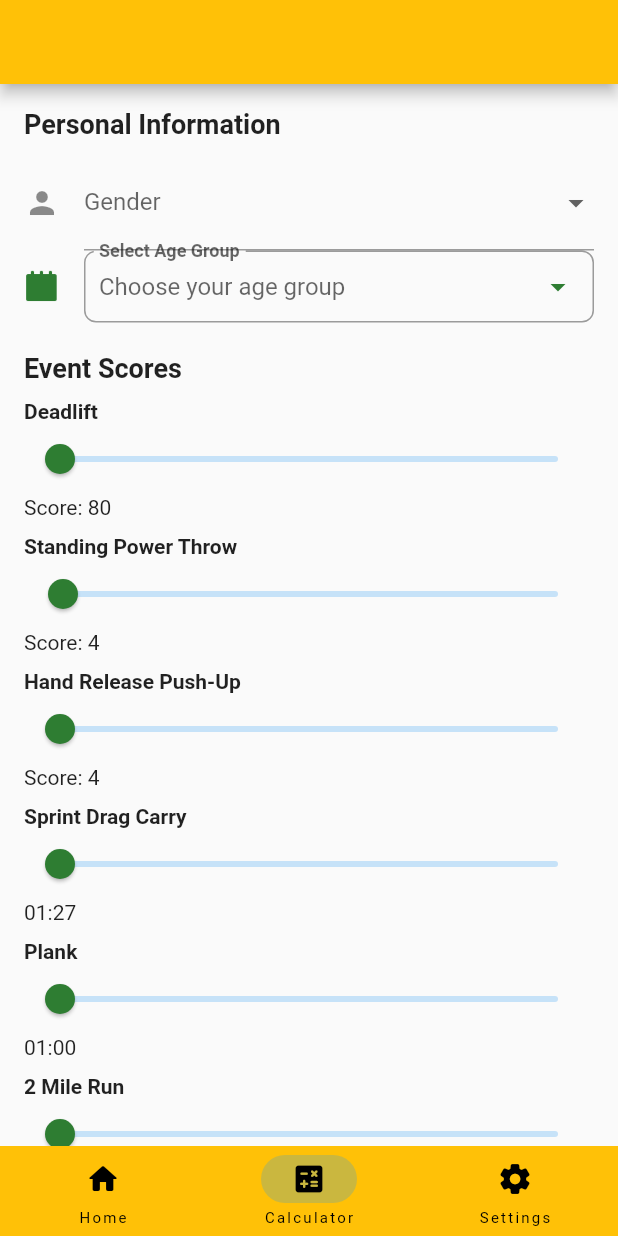
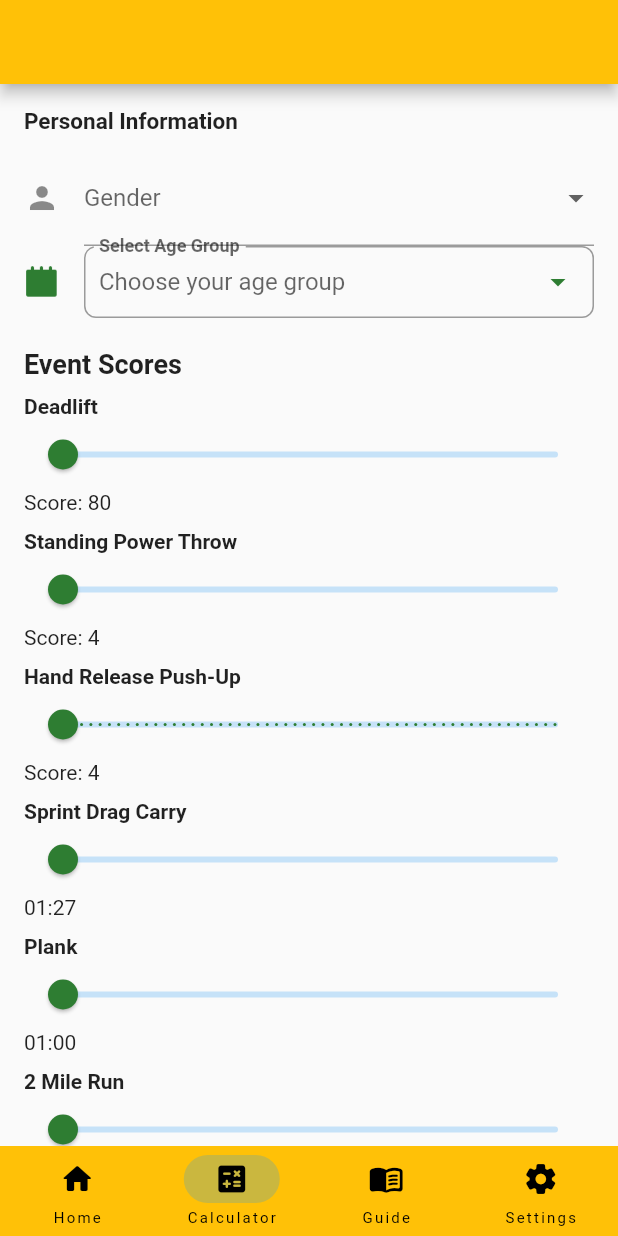
Before and after one commit to lamontenunn/ACFT-CALC, a Flutter app: the screen it shows after launch, item 2 of the bottom bar chosen, on a phone screen of 412 x 824 dp. Run offline on Flutter 3.47's test engine with Material 2 defaults, Android fonts, the phone set to English and light mode, and no system bars; our stand-ins replace cloud_firestore, firebase_core; accounts and stored records are empty.

Commit message:
feat: added calculator_page (doesn't work yet) also added temp guide pages.

```diff
--- a/lib/calculator_page.dart
+++ b/lib/calculator_page.dart
@@ -1,3 +1,4 @@
+import 'package:acft_app/acft_calculator.dart';
 import 'package:flutter/material.dart';
 import 'package:flutter/services.dart'; // For input formatters
 
@@ -7,17 +8,19 @@ class CalculatorPage extends StatefulWidget {
 }
 
 class _CalculatorPageState extends State<CalculatorPage> {
-
   // Dropdown controllers for age, gender, etc.
   String? _selectedGender;
   String? _selectedAge;
-  double _deadliftScore = 80.0;
+  double _deadliftScore = 80.00;
   double _powerThrowScore = 4.0;
   double _pushUpScore = 4.0;
   double _plankScore = 60.0; // In seconds, e.g., 1:00
   double _sprintDragCarryScore = 87.0; // or another value between 87 and 208
   double _twoMileRunScore = 802.0;
+  int? _totalScore;
+
   // or another value between 802 and 1440
+  AcftCalculator acftCalculator = AcftCalculator();
 
   @override
   Widget build(BuildContext context) {
@@ -31,8 +34,8 @@ class _CalculatorPageState extends State<CalculatorPage> {
               'Personal Information',
               style: TextStyle(
                 fontWeight: FontWeight.bold,
-                fontSize: 18,
 
+                fontSize: 15,
               ),
             ),
             SizedBox(height: 10),
@@ -141,12 +144,30 @@ class _CalculatorPageState extends State<CalculatorPage> {
             SizedBox(height: 20), // Spacing
             // Calculate Button
             ElevatedButton(
-              onPressed: () {
-                // Handle submission and calculation
+              onPressed: () async {
+                int totalScore = await acftCalculator.calculateTotalScore(
+                  selectedGender: _selectedGender,
+                  selectedAge: _selectedAge?.replaceAll(' ', ''),
+                  deadliftScore: _deadliftScore,
+                  pushUpScore: _pushUpScore,
+                  SDCScore: _sprintDragCarryScore,
+                  SPTScore: _powerThrowScore,
+                );
+                setState(() {
+                  _totalScore = totalScore;
+                });
               },
               child: Text('Calculate'),
               style: ElevatedButton.styleFrom(
                   backgroundColor: Colors.green[800]), // Army green color
+            ),
+            if (_totalScore != null)
+              Text(
+                'Total Score: $_totalScore',
+                style: TextStyle(
+                  fontSize: 24,
+                  fontWeight: FontWeight.bold,
+                ),
               ),
           ],
         ),
@@ -179,7 +200,9 @@ class _CalculatorPageState extends State<CalculatorPage> {
   double sliderValue = isDecimal ? value * 10 : value;
   double sliderMin = isDecimal ? min * 10 : min;
   double sliderMax = isDecimal ? max * 10 : max;
-    int? sliderDivisions = isDecimal ? ((max - min) * 10).toInt() : null;
+
+  // Explicitly set the divisions
+  int? sliderDivisions = (sliderMax - sliderMin).toInt();
 
   return Column(
     crossAxisAlignment: CrossAxisAlignment.start,
@@ -189,7 +212,7 @@ class _CalculatorPageState extends State<CalculatorPage> {
         value: sliderValue,
         min: sliderMin,
         max: sliderMax,
-          divisions: sliderDivisions,
+        divisions: sliderDivisions, // set divisions here
         label: isDecimal
             ? ((sliderValue).round() / 10.0).toStringAsFixed(1)
             : sliderValue.round().toString(),
@@ -207,6 +230,7 @@ class _CalculatorPageState extends State<CalculatorPage> {
     ],
   );
 }
+
 }
 
 typedef ValueTransformer<T, V> = V Function(T value);
--- a/lib/main.dart
+++ b/lib/main.dart
@@ -1,37 +1,40 @@
+import 'package:acft_app/GuidePages/lane_layout.dart';
+import 'package:acft_app/GuidePages/mdl_instructions.dart';
+import 'package:acft_app/GuidePages/prepdrill_instructions.dart';
+import 'package:acft_app/GuidePages/spt_instructions.dart';
+import 'package:acft_app/GuidePages/test_Instructions.dart';
 import 'package:acft_app/calculator_page.dart';
+import 'package:acft_app/guide_page.dart';
 import 'package:acft_app/settings_page.dart';
 import 'package:flutter/material.dart';
 import 'package:firebase_core/firebase_core.dart';
 import 'firebase_options.dart';
 
-
-
 Future<void> main() async {
   runApp(const AcftApp());
   await Firebase.initializeApp(
     options: DefaultFirebaseOptions.currentPlatform,
-);
-
+  );
 }
 
 class AcftApp extends StatelessWidget {
   const AcftApp({super.key});
 
-
   @override
   Widget build(BuildContext context) {
-
-
     return MaterialApp(
       title: "ACFT APP",
       home: const HomePage(title: "ACFT HomePage!"),
+      routes: {
+        '/Test Instructions': (context) => TestInstructionsPage(),
+        '/Lane Layout': (context) => LaneLayoutPage(),
+        '/SPT': (context) => SPTInstructions(),
+        '/Prep Drill': (context) => PrepDrillInstructions(),
+        '/MDL': (context) => MDLInstructions(),
+
+      },
     );
-
-
   }
-
-
-
 }
 
 class HomePage extends StatefulWidget {
@@ -70,6 +73,10 @@ class _HomePageState extends State<HomePage> {
               label: 'Calculator',
             ),
             NavigationDestination(
+              icon: Icon(Icons.menu_book_rounded),
+              label: "Guide",
+            ),
+            NavigationDestination(
               icon: Icon(Icons.settings_rounded),
               label: "Settings",
             ),
@@ -77,11 +84,11 @@ class _HomePageState extends State<HomePage> {
         ),
         body: <Widget>[
           Container(
-            color: Colors.blue,
-            alignment: Alignment.center,
-            child: const Text("Page 1")
-          ),
+              color: Colors.blue,
+              alignment: Alignment.center,
+              child: const Text("Page 1")),
           CalculatorPage(),
+          GuidePage(),
           SettingsPage(),
         ][currentPage]);
   }
--- a/pubspec.yaml
+++ b/pubspec.yaml
@@ -41,6 +41,7 @@ dependencies:
   pretty_gauge: ^1.0.1
   share_plus: ^4.0.4
   firebase_core: ^2.17.0
+  cloud_firestore: ^4.9.3
 
 dev_dependencies:
   flutter_test:
```
Also changed, not shown: lib/GuidePages/lane_layout.dart (added, +15 -0 lines), lib/GuidePages/mdl_instructions.dart (added, +15 -0 lines), lib/GuidePages/prepdrill_instructions.dart (added, +15 -0 lines), lib/GuidePages/spt_instructions.dart (added, +15 -0 lines), lib/GuidePages/test_instructions.dart (added, +15 -0 lines), lib/acft_calculator.dart (added, +96 -0 lines), lib/guide_page.dart (added, +64 -0 lines), pubspec.lock, 3 other files. Lines whose indentation alone changed are shown as unchanged.
